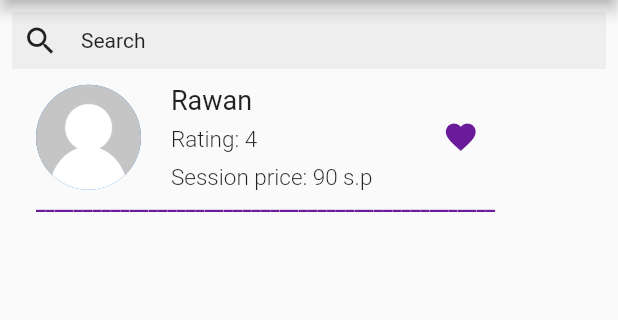
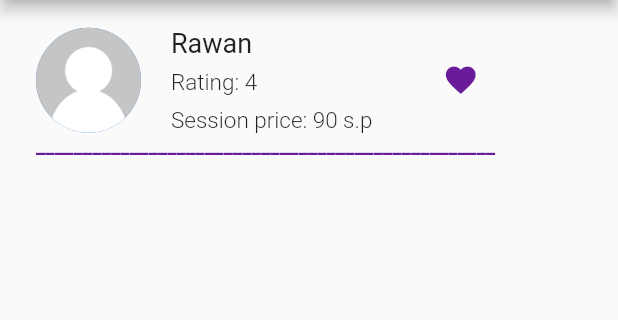
Before and after one commit to samtounsi/guidram-consultant-app, a Flutter app: the Favourite screen opened directly, on a phone screen of 412 x 824 dp, the part 84-404 px from its top. Run offline on Flutter 3.47's test engine with Material 2 defaults, Android fonts, the phone set to English and light mode, and no system bars; our stand-ins replace dio, get, image_picker, loader_overlay, multi_select_flutter, rating_dialog; missing offline and left inert: favorite_button, inspection.

Commit message:
Delete search from Favorites سؤقscreen

```diff
--- a/lib/Favourite.dart
+++ b/lib/Favourite.dart
@@ -57,30 +57,9 @@ class _FavouriteState extends State<Favourite> {
           child:SingleChildScrollView(
             child: Column(
               children: [
-                Container(
-                  padding: EdgeInsets.all(7.0),
-                  decoration: BoxDecoration(
-                    borderRadius: BorderRadiusDirectional.circular(
-                      1.0,
-                    ),
-                    color: Colors.grey[200],
-                  ),
-                  child: Row(
-                    children: [
-                      Icon(
-                        Icons.search,
-                      ),
-                      SizedBox(
-                        width: 15.0,
-                      ),
-                      Text('Search'),
-                    ],
-                  ),
-                ),
                 SizedBox(
                   height: 10.0,
                 ),
-
                 ListView.separated(
                   shrinkWrap: true,
                   physics:NeverScrollableScrollPhysics(),
--- a/lib/main.dart
+++ b/lib/main.dart
@@ -28,7 +28,7 @@ class MyApp extends StatelessWidget {
   Widget build(BuildContext context) {
     return MaterialApp(
         debugShowCheckedModeBanner:false,
-        home:Main_Screen(),
+        home:Favourite(),
         theme: ThemeData(
           colorScheme: ThemeData().colorScheme.copyWith(
             primary: Colors.purple[800],
```
